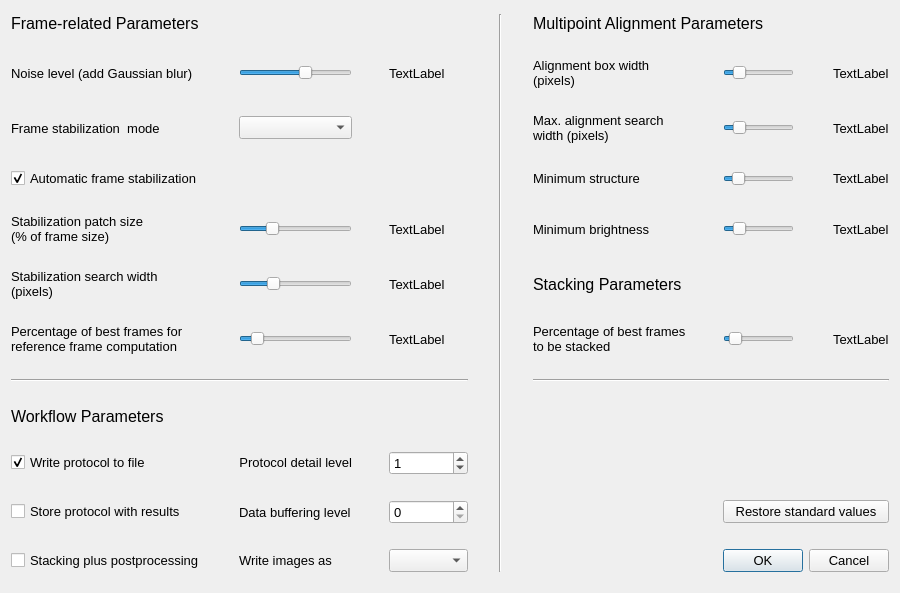
Before: the Qt Designer form Source/parameter_configuration.ui in Rolf-Hempel/PlanetarySystemStacker, drawn with Qt 5.
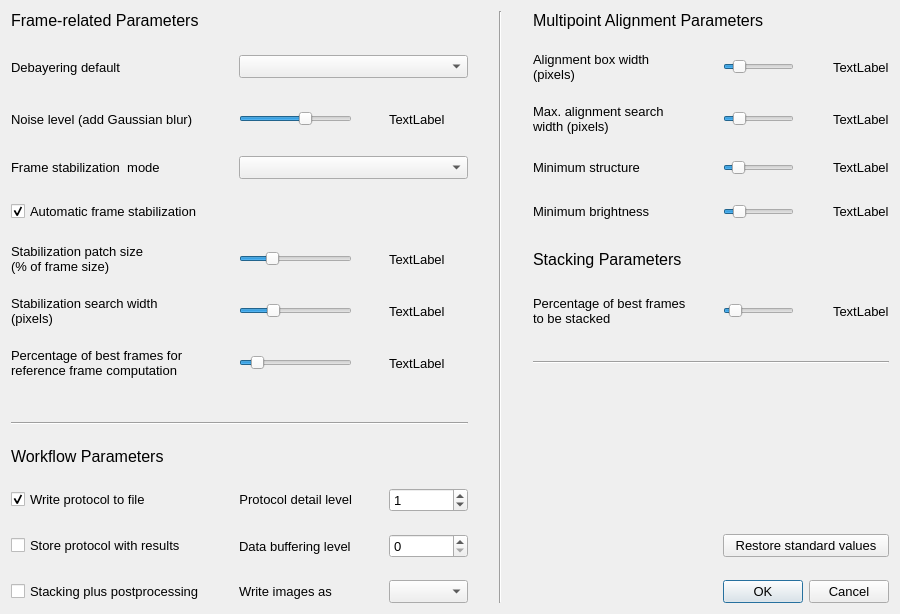
After: the same form once the commit is applied.

Commit message: Configuration parameter "debayering default" added

Diff of the .ui file:
```diff
--- a/Source/parameter_configuration.ui
+++ b/Source/parameter_configuration.ui
@@ -7,7 +7,7 @@
     <x>0</x>
     <y>0</y>
     <width>900</width>
-    <height>593</height>
+    <height>597</height>
    </rect>
   </property>
   <property name="font">
@@ -22,53 +22,7 @@
    <property name="verticalSpacing">
     <number>22</number>
    </property>
-   <item row="1" column="2">
-    <widget class="QSlider" name="fgw_slider_value">
-     <property name="minimum">
-      <number>1</number>
-     </property>
-     <property name="maximum">
-      <number>6</number>
-     </property>
-     <property name="singleStep">
-      <number>1</number>
-     </property>
-     <property name="pageStep">
-      <number>1</number>
-     </property>
-     <property name="value">
-      <number>4</number>
-     </property>
-     <property name="sliderPosition">
-      <number>4</number>
-     </property>
-     <property name="orientation">
-      <enum>Qt::Horizontal</enum>
-     </property>
-    </widget>
-   </item>
    <item row="10" column="0">
-    <widget class="QCheckBox" name="gpspwr_checkBox">
-     <property name="toolTip">
-      <string>Check if for each job the corresponding protocol section should be stored along with the stacked image.</string>
-     </property>
-     <property name="text">
-      <string>Store protocol with results</string>
-     </property>
-    </widget>
-   </item>
-   <item row="3" column="8">
-    <widget class="QLabel" name="apst_label_parameter">
-     <property name="toolTip">
-      <string>In the automatic construction of alignment point grids, points are discarded if there is too little local structure.
-Higher values result in more points to be discarded. If the value is too low, unreliable alignment points are included.</string>
-     </property>
-     <property name="text">
-      <string>Minimum structure</string>
-     </property>
-    </widget>
-   </item>
-   <item row="8" column="0">
     <widget class="QLabel" name="label_4">
      <property name="sizePolicy">
       <sizepolicy hsizetype="Preferred" vsizetype="Fixed">
@@ -89,54 +43,7 @@
      </property>
     </widget>
    </item>
-   <item row="4" column="0">
-    <widget class="QLabel" name="afrsf_label_parameter">
-     <property name="toolTip">
-      <string>Only for &quot;Surface&quot; mode: Size of the stabilization patch relative to the frame size.</string>
-     </property>
-     <property name="text">
-      <string>Stabilization patch size
-(% of frame size)</string>
-     </property>
-    </widget>
-   </item>
-   <item row="9" column="2">
-    <widget class="QLabel" name="gppl_label_parameter">
-     <property name="sizePolicy">
-      <sizepolicy hsizetype="Preferred" vsizetype="Fixed">
-       <horstretch>0</horstretch>
-       <verstretch>0</verstretch>
-      </sizepolicy>
-     </property>
-     <property name="toolTip">
-      <string>Level of detail of protocol: 0 for nothing, 1 for major steps only, 2 for detailed info.</string>
-     </property>
-     <property name="text">
-      <string>Protocol detail level</string>
-     </property>
-     <property name="alignment">
-      <set>Qt::AlignRight|Qt::AlignTrailing|Qt::AlignVCenter</set>
-     </property>
-    </widget>
-   </item>
-   <item row="9" column="4">
-    <widget class="QSpinBox" name="gppl_spinBox">
-     <property name="maximum">
-      <number>2</number>
-     </property>
-     <property name="value">
-      <number>1</number>
-     </property>
-    </widget>
-   </item>
-   <item row="4" column="4">
-    <widget class="QLabel" name="afrsf_label_display">
-     <property name="text">
-      <string>TextLabel</string>
-     </property>
-    </widget>
-   </item>
-   <item row="1" column="1">
+   <item row="2" column="1">
     <spacer name="horizontalSpacer">
      <property name="orientation">
       <enum>Qt::Horizontal</enum>
@@ -149,47 +56,55 @@
      </property>
     </spacer>
    </item>
-   <item row="4" column="10">
-    <widget class="QSlider" name="apbt_slider_value">
+   <item row="2" column="3">
+    <spacer name="horizontalSpacer_2">
+     <property name="orientation">
+      <enum>Qt::Horizontal</enum>
+     </property>
+     <property name="sizeHint" stdset="0">
+      <size>
+       <width>40</width>
+       <height>20</height>
+      </size>
+     </property>
+    </spacer>
+   </item>
+   <item row="12" column="0">
+    <widget class="QCheckBox" name="gpspwr_checkBox">
+     <property name="toolTip">
+      <string>Check if for each job the corresponding protocol section should be stored along with the stacked image.</string>
+     </property>
+     <property name="text">
+      <string>Store protocol with results</string>
+     </property>
+    </widget>
+   </item>
+   <item row="2" column="2">
+    <widget class="QSlider" name="fgw_slider_value">
      <property name="minimum">
-      <number>2</number>
+      <number>1</number>
      </property>
      <property name="maximum">
-      <number>50</number>
+      <number>6</number>
      </property>
      <property name="singleStep">
-      <number>2</number>
+      <number>1</number>
      </property>
      <property name="pageStep">
-      <number>2</number>
+      <number>1</number>
      </property>
      <property name="value">
-      <number>10</number>
+      <number>4</number>
      </property>
-     <property name="orientation">
-      <enum>Qt::Horizontal</enum>
+     <property name="sliderPosition">
+      <number>4</number>
      </property>
-    </widget>
-   </item>
-   <item row="7" column="0" colspan="5">
-    <widget class="Line" name="line_2">
      <property name="orientation">
       <enum>Qt::Horizontal</enum>
      </property>
     </widget>
    </item>
-   <item row="4" column="8">
-    <widget class="QLabel" name="apbt_label_parameter">
-     <property name="toolTip">
-      <string>In the automatic construction of alignment point grids, points are discarded if no pixels in the surrounding box are bright enough.
-Higher values result in more points to be discarded. If the value is too low, unreliable alignment points are included.</string>
-     </property>
-     <property name="text">
-      <string>Minimum brightness</string>
-     </property>
-    </widget>
-   </item>
-   <item row="6" column="0">
+   <item row="7" column="0">
     <widget class="QLabel" name="afafp_label_parameter">
      <property name="toolTip">
       <string>The reference frame for the multipoint alignment is computed as the average of the best frames. This value specifies the number of frames to be used.</string>
@@ -200,66 +115,7 @@
      </property>
     </widget>
    </item>
-   <item row="4" column="12">
-    <widget class="QLabel" name="apbt_label_display">
-     <property name="text">
-      <string>TextLabel</string>
-     </property>
-    </widget>
-   </item>
-   <item row="1" column="11">
-    <spacer name="horizontalSpacer_5">
-     <property name="orientation">
-      <enum>Qt::Horizontal</enum>
-     </property>
-     <property name="sizeHint" stdset="0">
-      <size>
-       <width>40</width>
-       <height>20</height>
-      </size>
-     </property>
-    </spacer>
-   </item>
-   <item row="6" column="12">
-    <widget class="QLabel" name="apfp_label_display">
-     <property name="text">
-      <string>TextLabel</string>
-     </property>
-    </widget>
-   </item>
-   <item row="6" column="10">
-    <widget class="QSlider" name="apfp_slider_value">
-     <property name="minimum">
-      <number>1</number>
-     </property>
-     <property name="maximum">
-      <number>100</number>
-     </property>
-     <property name="pageStep">
-      <number>1</number>
-     </property>
-     <property name="value">
-      <number>10</number>
-     </property>
-     <property name="orientation">
-      <enum>Qt::Horizontal</enum>
-     </property>
-    </widget>
-   </item>
-   <item row="1" column="9">
-    <spacer name="horizontalSpacer_6">
-     <property name="orientation">
-      <enum>Qt::Horizontal</enum>
-     </property>
-     <property name="sizeHint" stdset="0">
-      <size>
-       <width>40</width>
-       <height>20</height>
-      </size>
-     </property>
-    </spacer>
-   </item>
-   <item row="5" column="0">
+   <item row="6" column="0">
     <widget class="QLabel" name="afsw_label_parameter">
      <property name="toolTip">
       <string>Only for &quot;Surface&quot; mode: Maximum allowed shift of consecutive frames per coordinate direction in pixels.</string>
@@ -270,7 +126,7 @@
      </property>
     </widget>
    </item>
-   <item row="1" column="4">
+   <item row="2" column="4">
     <widget class="QLabel" name="fgw_label_display">
      <property name="text">
       <string>TextLabel</string>
@@ -278,6 +134,84 @@
     </widget>
    </item>
    <item row="5" column="2">
+    <widget class="QSlider" name="afrsf_slider_value">
+     <property name="minimum">
+      <number>5</number>
+     </property>
+     <property name="maximum">
+      <number>80</number>
+     </property>
+     <property name="singleStep">
+      <number>5</number>
+     </property>
+     <property name="pageStep">
+      <number>5</number>
+     </property>
+     <property name="value">
+      <number>25</number>
+     </property>
+     <property name="sliderPosition">
+      <number>25</number>
+     </property>
+     <property name="orientation">
+      <enum>Qt::Horizontal</enum>
+     </property>
+    </widget>
+   </item>
+   <item row="4" column="0">
+    <widget class="QCheckBox" name="afa_checkBox">
+     <property name="toolTip">
+      <string>Only for &quot;Surface&quot; mode: Identify frame stabilization patch automatically.</string>
+     </property>
+     <property name="text">
+      <string>Automatic frame stabilization</string>
+     </property>
+     <property name="checked">
+      <bool>true</bool>
+     </property>
+    </widget>
+   </item>
+   <item row="5" column="4">
+    <widget class="QLabel" name="afrsf_label_display">
+     <property name="text">
+      <string>TextLabel</string>
+     </property>
+    </widget>
+   </item>
+   <item row="0" column="8" colspan="5">
+    <widget class="QLabel" name="label_2">
+     <property name="sizePolicy">
+      <sizepolicy hsizetype="Preferred" vsizetype="Fixed">
+       <horstretch>0</horstretch>
+       <verstretch>0</verstretch>
+      </sizepolicy>
+     </property>
+     <property name="font">
+      <font>
+       <pointsize>12</pointsize>
+      </font>
+     </property>
+     <property name="toolTip">
+      <string>Parameters used in the second (fine-tuning) phase. In each pixel the color image
+is warped such that it exactly matches the B/W image.</string>
+     </property>
+     <property name="text">
+      <string>Multipoint Alignment Parameters</string>
+     </property>
+    </widget>
+   </item>
+   <item row="5" column="0">
+    <widget class="QLabel" name="afrsf_label_parameter">
+     <property name="toolTip">
+      <string>Only for &quot;Surface&quot; mode: Size of the stabilization patch relative to the frame size.</string>
+     </property>
+     <property name="text">
+      <string>Stabilization patch size
+(% of frame size)</string>
+     </property>
+    </widget>
+   </item>
+   <item row="6" column="2">
     <widget class="QSlider" name="afsw_slider_value">
      <property name="minimum">
       <number>5</number>
@@ -299,7 +233,7 @@
      </property>
     </widget>
    </item>
-   <item row="2" column="0">
+   <item row="3" column="0">
     <widget class="QLabel" name="afm_label_parameter">
      <property name="toolTip">
       <string>All frames have to be globally aligned with each other before stacking. Two modes are supported: &quot;Surface&quot; and &quot;Planetary&quot;.
@@ -311,8 +245,169 @@
      </property>
     </widget>
    </item>
-   <item row="1" column="3">
-    <spacer name="horizontalSpacer_2">
+   <item row="9" column="0" colspan="5">
+    <widget class="Line" name="line_2">
+     <property name="orientation">
+      <enum>Qt::Horizontal</enum>
+     </property>
+    </widget>
+   </item>
+   <item row="11" column="4">
+    <widget class="QSpinBox" name="gppl_spinBox">
+     <property name="maximum">
+      <number>2</number>
+     </property>
+     <property name="value">
+      <number>1</number>
+     </property>
+    </widget>
+   </item>
+   <item row="11" column="2">
+    <widget class="QLabel" name="gppl_label_parameter">
+     <property name="sizePolicy">
+      <sizepolicy hsizetype="Preferred" vsizetype="Fixed">
+       <horstretch>0</horstretch>
+       <verstretch>0</verstretch>
+      </sizepolicy>
+     </property>
+     <property name="toolTip">
+      <string>Level of detail of protocol: 0 for nothing, 1 for major steps only, 2 for detailed info.</string>
+     </property>
+     <property name="text">
+      <string>Protocol detail level</string>
+     </property>
+     <property name="alignment">
+      <set>Qt::AlignRight|Qt::AlignTrailing|Qt::AlignVCenter</set>
+     </property>
+    </widget>
+   </item>
+   <item row="13" column="4">
+    <widget class="QComboBox" name="gpif_comboBox"/>
+   </item>
+   <item row="12" column="10" colspan="3">
+    <widget class="QPushButton" name="restore_standard_values">
+     <property name="toolTip">
+      <string>Reset parameters to original values. In most cases they should give satisfactory results.</string>
+     </property>
+     <property name="text">
+      <string>Restore standard values</string>
+     </property>
+    </widget>
+   </item>
+   <item row="0" column="6" rowspan="14">
+    <widget class="Line" name="line">
+     <property name="orientation">
+      <enum>Qt::Vertical</enum>
+     </property>
+    </widget>
+   </item>
+   <item row="12" column="2">
+    <widget class="QLabel" name="gpbl_label_parameter">
+     <property name="toolTip">
+      <string>Level of data buffering, 0 for no buffering, 4 for buffering all frames and intermediate results.</string>
+     </property>
+     <property name="text">
+      <string>Data buffering level</string>
+     </property>
+    </widget>
+   </item>
+   <item row="7" column="4">
+    <widget class="QLabel" name="afafp_label_display">
+     <property name="text">
+      <string>TextLabel</string>
+     </property>
+    </widget>
+   </item>
+   <item row="12" column="4">
+    <widget class="QSpinBox" name="gpbl_spinBox">
+     <property name="maximum">
+      <number>4</number>
+     </property>
+    </widget>
+   </item>
+   <item row="11" column="0">
+    <widget class="QCheckBox" name="gpwptf_checkBox">
+     <property name="toolTip">
+      <string>Append a protocol of this program execution to the text file &quot;PlanetarySystemStacker.log&quot; in the user's home directory.</string>
+     </property>
+     <property name="text">
+      <string>Write protocol to file</string>
+     </property>
+     <property name="checked">
+      <bool>true</bool>
+     </property>
+    </widget>
+   </item>
+   <item row="2" column="0">
+    <widget class="QLabel" name="fgw_label_parameter">
+     <property name="toolTip">
+      <string>In the presence of noise in the image, shift detection between frames can be misled by spurious local minima.
+Gaussian blur can help finding the global optimum. Try higher values for noisy images.</string>
+     </property>
+     <property name="text">
+      <string>Noise level (add Gaussian blur)</string>
+     </property>
+    </widget>
+   </item>
+   <item row="13" column="0" colspan="2">
+    <widget class="QCheckBox" name="spp_checkBox">
+     <property name="toolTip">
+      <string>Postprocess the stacked image immediately after stacking,
+rather than in a separate job</string>
+     </property>
+     <property name="text">
+      <string>Stacking plus postprocessing</string>
+     </property>
+    </widget>
+   </item>
+   <item row="7" column="2">
+    <widget class="QSlider" name="afafp_slider_value">
+     <property name="minimum">
+      <number>3</number>
+     </property>
+     <property name="maximum">
+      <number>30</number>
+     </property>
+     <property name="singleStep">
+      <number>3</number>
+     </property>
+     <property name="pageStep">
+      <number>3</number>
+     </property>
+     <property name="value">
+      <number>6</number>
+     </property>
+     <property name="orientation">
+      <enum>Qt::Horizontal</enum>
+     </property>
+    </widget>
+   </item>
+   <item row="13" column="10" colspan="3">
+    <widget class="QDialogButtonBox" name="buttonBox">
+     <property name="standardButtons">
+      <set>QDialogButtonBox::Cancel|QDialogButtonBox::Ok</set>
+     </property>
+    </widget>
+   </item>
+   <item row="6" column="4">
+    <widget class="QLabel" name="afsw_label_display">
+     <property name="text">
+      <string>TextLabel</string>
+     </property>
+    </widget>
+   </item>
+   <item row="13" column="2">
+    <widget class="QLabel" name="gpif_label_parameter">
+     <property name="toolTip">
+      <string>Stacked and postprocessed images can be written either in &quot;tiff&quot; or &quot;fits&quot; format.</string>
+     </property>
+     <property name="text">
+      <string>Write images as</string>
+     </property>
+    </widget>
+   </item>
+   <item row="2" column="5">
+    <spacer name="horizontalSpacer_3">
      <property name="orientation">
       <enum>Qt::Horizontal</enum>
      </property>
@@ -324,15 +419,8 @@
      </property>
     </spacer>
    </item>
-   <item row="3" column="12">
-    <widget class="QLabel" name="apst_label_display">
-     <property name="text">
-      <string>TextLabel</string>
-     </property>
-    </widget>
-   </item>
-   <item row="0" column="8" colspan="5">
-    <widget class="QLabel" name="label_2">
+   <item row="0" column="0" colspan="5">
+    <widget class="QLabel" name="label">
      <property name="sizePolicy">
       <sizepolicy hsizetype="Preferred" vsizetype="Fixed">
        <horstretch>0</horstretch>
@@ -342,61 +430,57 @@
      <property name="font">
       <font>
        <pointsize>12</pointsize>
+       <weight>50</weight>
+       <bold>false</bold>
       </font>
      </property>
      <property name="toolTip">
-      <string>Parameters used in the second (fine-tuning) phase. In each pixel the color image
-is warped such that it exactly matches the B/W image.</string>
+      <string>Parameters used in the first matching phase. In this phase, the color image
+is rotated, shifted and stretched to match the B/W image.</string>
      </property>
      <property name="text">
-      <string>Multipoint Alignment Parameters</string>
+      <string>Frame-related Parameters</string>
      </property>
     </widget>
    </item>
-   <item row="4" column="2">
-    <widget class="QSlider" name="afrsf_slider_value">
-     <property name="minimum">
-      <number>5</number>
+   <item row="3" column="2" colspan="3">
+    <widget class="QComboBox" name="afm_comboBox">
+     <property name="currentText">
+      <string/>
      </property>
-     <property name="maximum">
-      <number>80</number>
+     <property name="currentIndex">
+      <number>-1</number>
      </property>
-     <property name="singleStep">
-      <number>5</number>
+     <property name="maxVisibleItems">
+      <number>2</number>
      </property>
-     <property name="pageStep">
-      <number>5</number>
+    </widget>
+   </item>
+   <item row="1" column="0">
+    <widget class="QLabel" name="fdb_label_parameter">
+     <property name="toolTip">
+      <string>Default debayering pattern used if no other pattern is specified for the current job. This pattern is used in creating master frames as well.</string>
      </property>
-     <property name="value">
-      <number>25</number>
+     <property name="text">
+      <string>Debayering default</string>
      </property>
-     <property name="sliderPosition">
-      <number>25</number>
-     </property>
+    </widget>
+   </item>
+   <item row="1" column="2" colspan="3">
+    <widget class="QComboBox" name="fdb_comboBox"/>
+   </item>
+   <item row="1" column="7">
+    <spacer name="horizontalSpacer_4">
      <property name="orientation">
       <enum>Qt::Horizontal</enum>
      </property>
-    </widget>
-   </item>
-   <item row="3" column="0">
-    <widget class="QCheckBox" name="afa_checkBox">
-     <property name="toolTip">
-      <string>Only for &quot;Surface&quot; mode: Identify frame stabilization patch automatically.</string>
+     <property name="sizeHint" stdset="0">
+      <size>
+       <width>40</width>
+       <height>20</height>
+      </size>
      </property>
-     <property name="text">
-      <string>Automatic frame stabilization</string>
-     </property>
-     <property name="checked">
-      <bool>true</bool>
-     </property>
-    </widget>
-   </item>
-   <item row="2" column="12">
-    <widget class="QLabel" name="apsw_label_display">
-     <property name="text">
-      <string>TextLabel</string>
-     </property>
-    </widget>
+    </spacer>
    </item>
    <item row="1" column="8">
     <widget class="QLabel" name="aphbw_label_parameter">
@@ -410,37 +494,8 @@
      </property>
     </widget>
    </item>
-   <item row="7" column="8" colspan="5">
-    <widget class="Line" name="line_3">
-     <property name="orientation">
-      <enum>Qt::Horizontal</enum>
-     </property>
-    </widget>
-   </item>
-   <item row="2" column="10">
-    <widget class="QSlider" name="apsw_slider_value">
-     <property name="minimum">
-      <number>6</number>
-     </property>
-     <property name="maximum">
-      <number>30</number>
-     </property>
-     <property name="singleStep">
-      <number>2</number>
-     </property>
-     <property name="pageStep">
-      <number>2</number>
-     </property>
-     <property name="value">
-      <number>10</number>
-     </property>
-     <property name="orientation">
-      <enum>Qt::Horizontal</enum>
-     </property>
-    </widget>
-   </item>
-   <item row="1" column="7">
-    <spacer name="horizontalSpacer_4">
+   <item row="1" column="9">
+    <spacer name="horizontalSpacer_6">
      <property name="orientation">
       <enum>Qt::Horizontal</enum>
      </property>
@@ -474,14 +529,74 @@
      </property>
     </widget>
    </item>
-   <item row="1" column="0">
-    <widget class="QLabel" name="fgw_label_parameter">
+   <item row="1" column="11">
+    <spacer name="horizontalSpacer_5">
+     <property name="orientation">
+      <enum>Qt::Horizontal</enum>
+     </property>
+     <property name="sizeHint" stdset="0">
+      <size>
+       <width>40</width>
+       <height>20</height>
+      </size>
+     </property>
+    </spacer>
+   </item>
+   <item row="1" column="12">
+    <widget class="QLabel" name="aphbw_label_display">
+     <property name="text">
+      <string>TextLabel</string>
+     </property>
+    </widget>
+   </item>
+   <item row="2" column="8">
+    <widget class="QLabel" name="apsw_label_parameter">
      <property name="toolTip">
-      <string>In the presence of noise in the image, shift detection between frames can be misled by spurious local minima.
-Gaussian blur can help finding the global optimum. Try higher values for noisy images.</string>
+      <string>Maximum allowed local warp per coordinate direction.</string>
      </property>
      <property name="text">
-      <string>Noise level (add Gaussian blur)</string>
+      <string>Max. alignment search
+width (pixels)</string>
+     </property>
+    </widget>
+   </item>
+   <item row="2" column="10">
+    <widget class="QSlider" name="apsw_slider_value">
+     <property name="minimum">
+      <number>6</number>
+     </property>
+     <property name="maximum">
+      <number>30</number>
+     </property>
+     <property name="singleStep">
+      <number>2</number>
+     </property>
+     <property name="pageStep">
+      <number>2</number>
+     </property>
+     <property name="value">
+      <number>10</number>
+     </property>
+     <property name="orientation">
+      <enum>Qt::Horizontal</enum>
+     </property>
+    </widget>
+   </item>
+   <item row="2" column="12">
+    <widget class="QLabel" name="apsw_label_display">
+     <property name="text">
+      <string>TextLabel</string>
+     </property>
+    </widget>
+   </item>
+   <item row="3" column="8">
+    <widget class="QLabel" name="apst_label_parameter">
+     <property name="toolTip">
+      <string>In the automatic construction of alignment point grids, points are discarded if there is too little local structure.
+Higher values result in more points to be discarded. If the value is too low, unreliable alignment points are included.</string>
+     </property>
+     <property name="text">
+      <string>Minimum structure</string>
      </property>
     </widget>
    </item>
@@ -504,18 +619,64 @@
      </property>
     </widget>
    </item>
-   <item row="1" column="5">
-    <spacer name="horizontalSpacer_3">
+   <item row="3" column="12">
+    <widget class="QLabel" name="apst_label_display">
+     <property name="text">
+      <string>TextLabel</string>
+     </property>
+    </widget>
+   </item>
+   <item row="4" column="8">
+    <widget class="QLabel" name="apbt_label_parameter">
+     <property name="toolTip">
+      <string>In the automatic construction of alignment point grids, points are discarded if no pixels in the surrounding box are bright enough.
+Higher values result in more points to be discarded. If the value is too low, unreliable alignment points are included.</string>
+     </property>
+     <property name="text">
+      <string>Minimum brightness</string>
+     </property>
+    </widget>
+   </item>
+   <item row="4" column="10">
+    <widget class="QSlider" name="apbt_slider_value">
+     <property name="minimum">
+      <number>2</number>
+     </property>
+     <property name="maximum">
+      <number>50</number>
+     </property>
+     <property name="singleStep">
+      <number>2</number>
+     </property>
+     <property name="pageStep">
+      <number>2</number>
+     </property>
+     <property name="value">
+      <number>10</number>
+     </property>
      <property name="orientation">
       <enum>Qt::Horizontal</enum>
      </property>
-     <property name="sizeHint" stdset="0">
-      <size>
-       <width>40</width>
-       <height>20</height>
-      </size>
+    </widget>
+   </item>
+   <item row="4" column="12">
+    <widget class="QLabel" name="apbt_label_display">
+     <property name="text">
+      <string>TextLabel</string>
      </property>
-    </spacer>
+    </widget>
+   </item>
+   <item row="5" column="8">
+    <widget class="QLabel" name="label_8">
+     <property name="font">
+      <font>
+       <pointsize>12</pointsize>
+      </font>
+     </property>
+     <property name="text">
+      <string>Stacking Parameters</string>
+     </property>
+    </widget>
    </item>
    <item row="6" column="8">
     <widget class="QLabel" name="apfp_label_parameter">
@@ -529,187 +690,39 @@
      </property>
     </widget>
    </item>
-   <item row="6" column="2">
-    <widget class="QSlider" name="afafp_slider_value">
+   <item row="6" column="10">
+    <widget class="QSlider" name="apfp_slider_value">
      <property name="minimum">
-      <number>3</number>
+      <number>1</number>
      </property>
      <property name="maximum">
-      <number>30</number>
-     </property>
-     <property name="singleStep">
-      <number>3</number>
+      <number>100</number>
      </property>
      <property name="pageStep">
-      <number>3</number>
+      <number>1</number>
      </property>
      <property name="value">
-      <number>6</number>
+      <number>10</number>
      </property>
      <property name="orientation">
       <enum>Qt::Horizontal</enum>
      </property>
     </widget>
    </item>
-   <item row="5" column="4">
-    <widget class="QLabel" name="afsw_label_display">
+   <item row="6" column="12">
+    <widget class="QLabel" name="apfp_label_display">
      <property name="text">
       <string>TextLabel</string>
      </property>
     </widget>
    </item>
-   <item row="9" column="0">
-    <widget class="QCheckBox" name="gpwptf_checkBox">
-     <property name="toolTip">
-      <string>Append a protocol of this program execution to the text file &quot;PlanetarySystemStacker.log&quot; in the user's home directory.</string>
-     </property>
-     <property name="text">
-      <string>Write protocol to file</string>
-     </property>
-     <property name="checked">
-      <bool>true</bool>
-     </property>
-    </widget>
-   </item>
-   <item row="6" column="4">
-    <widget class="QLabel" name="afafp_label_display">
-     <property name="text">
-      <string>TextLabel</string>
-     </property>
-    </widget>
-   </item>
-   <item row="2" column="8">
-    <widget class="QLabel" name="apsw_label_parameter">
-     <property name="toolTip">
-      <string>Maximum allowed local warp per coordinate direction.</string>
-     </property>
-     <property name="text">
-      <string>Max. alignment search
-width (pixels)</string>
-     </property>
-    </widget>
-   </item>
-   <item row="2" column="2">
-    <widget class="QComboBox" name="afm_comboBox">
-     <property name="currentText">
-      <string/>
-     </property>
-     <property name="currentIndex">
-      <number>-1</number>
-     </property>
-     <property name="maxVisibleItems">
-      <number>2</number>
-     </property>
-    </widget>
-   </item>
-   <item row="5" column="8" colspan="2">
-    <widget class="QLabel" name="label_8">
-     <property name="font">
-      <font>
-       <pointsize>12</pointsize>
-      </font>
-     </property>
-     <property name="text">
-      <string>Stacking Parameters</string>
-     </property>
-    </widget>
-   </item>
-   <item row="0" column="0" colspan="5">
-    <widget class="QLabel" name="label">
-     <property name="sizePolicy">
-      <sizepolicy hsizetype="Preferred" vsizetype="Fixed">
-       <horstretch>0</horstretch>
-       <verstretch>0</verstretch>
-      </sizepolicy>
-     </property>
-     <property name="font">
-      <font>
-       <pointsize>12</pointsize>
-       <weight>50</weight>
-       <bold>false</bold>
-      </font>
-     </property>
-     <property name="toolTip">
-      <string>Parameters used in the first matching phase. In this phase, the color image
-is rotated, shifted and stretched to match the B/W image.</string>
-     </property>
-     <property name="text">
-      <string>Frame-related Parameters</string>
-     </property>
-    </widget>
-   </item>
-   <item row="1" column="12">
-    <widget class="QLabel" name="aphbw_label_display">
-     <property name="text">
-      <string>TextLabel</string>
-     </property>
-    </widget>
-   </item>
-   <item row="10" column="2">
-    <widget class="QLabel" name="gpbl_label_parameter">
-     <property name="toolTip">
-      <string>Level of data buffering, 0 for no buffering, 4 for buffering all frames and intermediate results.</string>
-     </property>
-     <property name="text">
-      <string>Data buffering level</string>
-     </property>
-    </widget>
-   </item>
-   <item row="10" column="4">
-    <widget class="QSpinBox" name="gpbl_spinBox">
-     <property name="maximum">
-      <number>4</number>
-     </property>
-    </widget>
-   </item>
-   <item row="0" column="6" rowspan="12">
-    <widget class="Line" name="line">
+   <item row="7" column="8" colspan="5">
+    <widget class="Line" name="line_3">
      <property name="orientation">
-      <enum>Qt::Vertical</enum>
+      <enum>Qt::Horizontal</enum>
      </property>
     </widget>
    </item>
-   <item row="11" column="10" colspan="3">
-    <widget class="QDialogButtonBox" name="buttonBox">
-     <property name="standardButtons">
-      <set>QDialogButtonBox::Cancel|QDialogButtonBox::Ok</set>
-     </property>
-    </widget>
-   </item>
-   <item row="10" column="10" colspan="3">
-    <widget class="QPushButton" name="restore_standard_values">
-     <property name="toolTip">
-      <string>Reset parameters to original values. In most cases they should give satisfactory results.</string>
-     </property>
-     <property name="text">
-      <string>Restore standard values</string>
-     </property>
-    </widget>
-   </item>
-   <item row="11" column="0" colspan="2">
-    <widget class="QCheckBox" name="spp_checkBox">
-     <property name="toolTip">
-      <string>Postprocess the stacked image immediately after stacking,
-rather than in a separate job</string>
-     </property>
-     <property name="text">
-      <string>Stacking plus postprocessing</string>
-     </property>
-    </widget>
-   </item>
-   <item row="11" column="2">
-    <widget class="QLabel" name="gpif_label_parameter">
-     <property name="toolTip">
-      <string>Stacked and postprocessed images can be written either in &quot;tiff&quot; or &quot;fits&quot; format.</string>
-     </property>
-     <property name="text">
-      <string>Write images as</string>
-     </property>
-    </widget>
-   </item>
-   <item row="11" column="4">
-    <widget class="QComboBox" name="gpif_comboBox"/>
-   </item>
   </layout>
  </widget>
  <resources/>
```
The commit also changes 5 other files.
